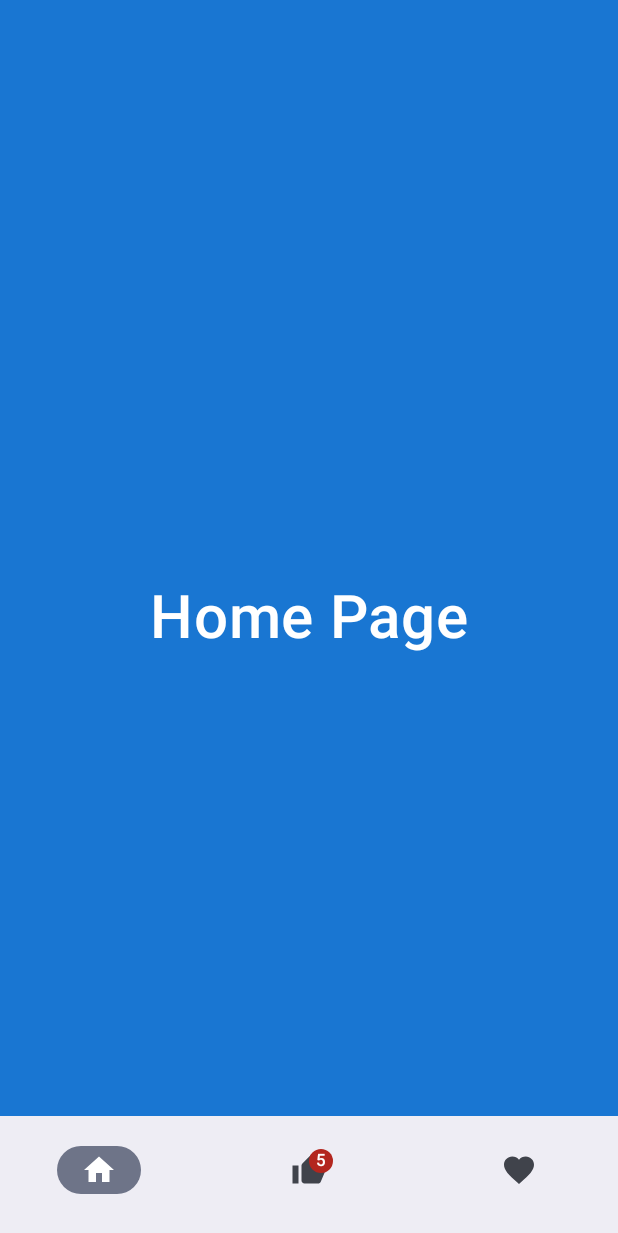
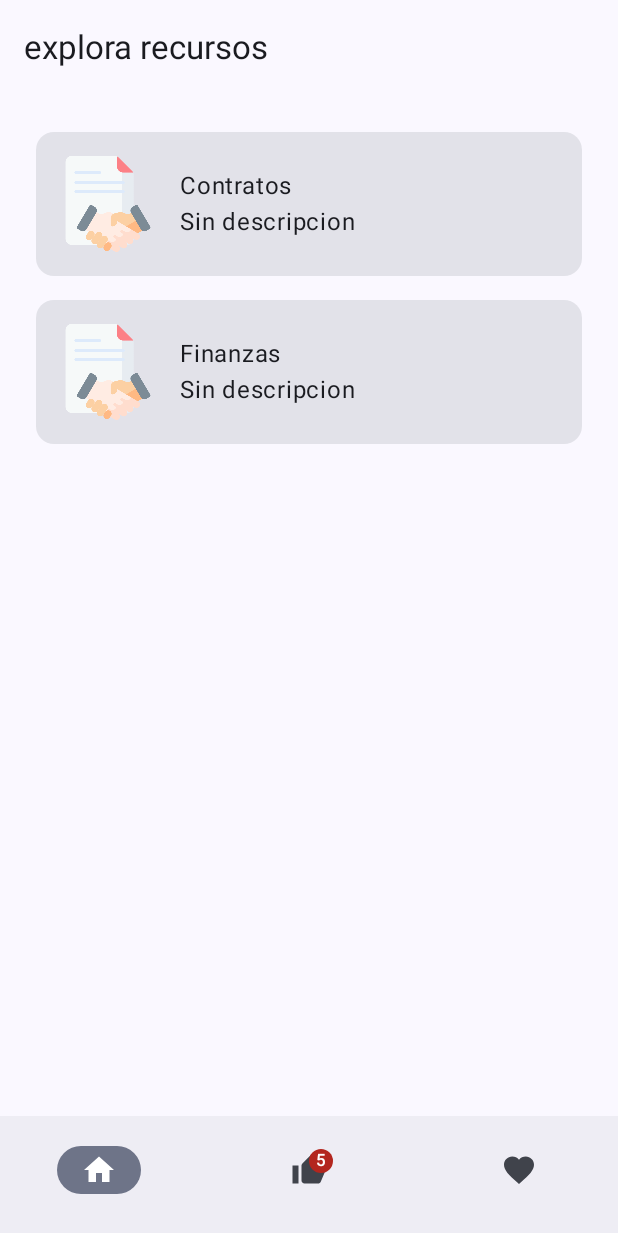
Before and after one commit to LashGAMX/BibliotecaFreelance, an Android app built with Jetpack Compose: the screen it shows after launch (MainActivity), on a phone screen of 412 x 824 dp. Shown: the top 1233 px of the screen. Run offline under Robolectric (Android 15) with nearby library versions, the phone set to English and light mode, and no system bars.

Commit message:
commit Cards

```diff
--- a/app/src/main/java/com/quantumy/bibliotecafreelance/core/components/CardMenu.kt
+++ b/app/src/main/java/com/quantumy/bibliotecafreelance/core/components/CardMenu.kt
@@ -1,22 +1,54 @@
 package com.quantumy.bibliotecafreelance.core.components
 
-import androidx.compose.foundation.layout.fillMaxWidth
+import android.widget.Toast
+import androidx.annotation.DrawableRes
+import androidx.compose.foundation.Image
+import androidx.compose.foundation.layout.*
 import androidx.compose.material3.Card
+import androidx.compose.material3.Text
 import androidx.compose.runtime.Composable
+import androidx.compose.ui.Alignment
 import androidx.compose.ui.Modifier
-import androidx.compose.ui.graphics.vector.ImageVector
+import androidx.compose.ui.platform.LocalContext
+import androidx.compose.ui.res.painterResource
 import androidx.compose.ui.tooling.preview.Preview
+import androidx.compose.ui.unit.dp
+import com.quantumy.bibliotecafreelance.R
 
 @Composable
-@Preview
-fun CardMenu (
+fun CardMenu(
     title: String? = null,
     description: String? = null,
-    icon: ImageVector? = null,
-){
-    Card (
-        modifier = Modifier.fillMaxWidth()
+    @DrawableRes imageResId: Int = R.drawable.ic_launcher_foreground // imagen por defecto
+) {
+    val context = LocalContext.current
+
+    Card(
+        modifier = Modifier
+            .fillMaxWidth()
+            .padding(8.dp),
+        onClick = {
+            Toast.makeText(context, "Botón sin función", Toast.LENGTH_SHORT).show()
+        }
     ) {
+        Row(
+            modifier = Modifier
+                .padding(16.dp)
+                .fillMaxWidth(),
+            verticalAlignment = Alignment.CenterVertically
+        ) {
+            Image(
+                painter = painterResource(id = imageResId),
+                contentDescription = null,
+                modifier = Modifier.size(64.dp)
+            )
 
+            Spacer(modifier = Modifier.width(16.dp))
+
+            Column {
+                Text(text = title ?: "Sin título")
+                Text(text = description ?: "Sin descripción")
+            }
+        }
     }
 }
--- /dev/null
+++ b/app/src/main/java/com/quantumy/bibliotecafreelance/data/MenuItem.kt
@@ -0,0 +1,6 @@
+package com.quantumy.bibliotecafreelance.data
+
+data class MenuItem ( //Menu Cards
+    val id: Int,
+    val name: String,
+)
--- a/app/src/main/java/com/quantumy/bibliotecafreelance/views/HomePage.kt
+++ b/app/src/main/java/com/quantumy/bibliotecafreelance/views/HomePage.kt
@@ -4,26 +4,45 @@ import androidx.compose.foundation.background
 import androidx.compose.foundation.layout.Arrangement
 import androidx.compose.foundation.layout.Column
 import androidx.compose.foundation.layout.fillMaxSize
+import androidx.compose.foundation.layout.padding
+import androidx.compose.material3.ExperimentalMaterial3Api
+import androidx.compose.material3.Scaffold
 import androidx.compose.material3.Text
+import androidx.compose.material3.TopAppBar
 import androidx.compose.runtime.Composable
 import androidx.compose.ui.Alignment
 import androidx.compose.ui.Modifier
 import androidx.compose.ui.graphics.Color
 import androidx.compose.ui.text.font.FontWeight
+import androidx.compose.ui.tooling.preview.Preview
+import androidx.compose.ui.unit.dp
 import androidx.compose.ui.unit.sp
+import com.quantumy.bibliotecafreelance.R
+import com.quantumy.bibliotecafreelance.core.components.CardMenu
+import com.quantumy.bibliotecafreelance.core.theme.Background
+import com.quantumy.bibliotecafreelance.data.MenuItem
 
+@OptIn(ExperimentalMaterial3Api::class)
 @Composable
+@Preview
 fun HomePage(modifier: Modifier = Modifier) {
-    Column (
-        modifier = modifier.fillMaxSize().background(Color(0XFF1976D2)),
-        verticalArrangement = Arrangement.Center, // Centrado en la pantalla
-        horizontalAlignment = Alignment.CenterHorizontally, // Centrado en la pantalla
-    ) {
-        Text(
-            text = "Home Page",
-            fontSize = 40.sp,
-            fontWeight = FontWeight.SemiBold,
-            color = Color.White,
-        )
+
+    val menuItem = listOf<MenuItem>(
+        MenuItem(1,"Contratos"),
+        MenuItem(2,"Finanzas"),
+    )
+    Scaffold (
+        topBar = {
+            TopAppBar( title = { Text("explora recursos") })
+        },
+    ){ contentPadding ->
+        Column (
+            modifier = Modifier.padding(contentPadding).padding(16.dp)
+        ){
+            menuItem.forEach { item ->
+                CardMenu(item.name,"Sin descripcion", R.drawable.contrato)
+            }
+        }
+
     }
 }
```
Also changed, not shown: app/src/main/res/drawable/contrato.png (added).
